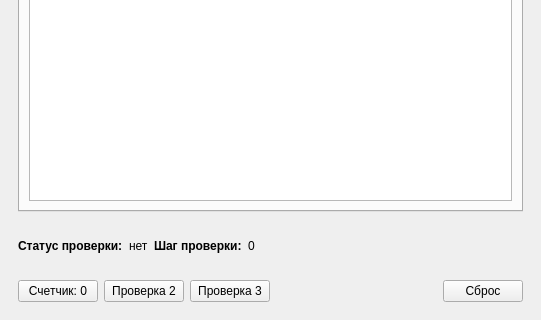
This is mainwindow.ui in io2357911/tqma335x-panel as Qt 5 draws it before an edit; both pictures show x 0 to 541 and y 145 to 465 of the 541 by 465 pixel window. The edited form follows.
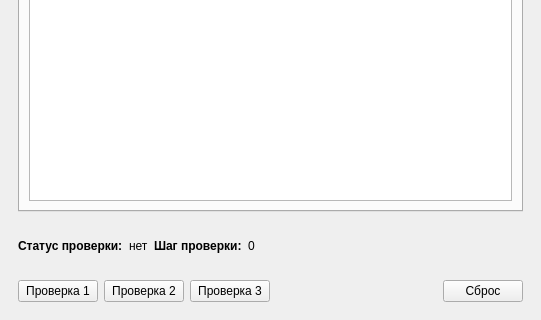
This is the edited form. Custom widgets are drawn as their Qt base class.

The edit to the form file:
```diff
--- a/mainwindow.ui
+++ b/mainwindow.ui
@@ -163,7 +163,7 @@
           </size>
          </property>
          <property name="text">
-          <string>Счетчик: 0</string>
+          <string>Проверка 1</string>
          </property>
         </widget>
        </item>
```
Left out of the diff: 6 changed lines with no effect on the pictures.
